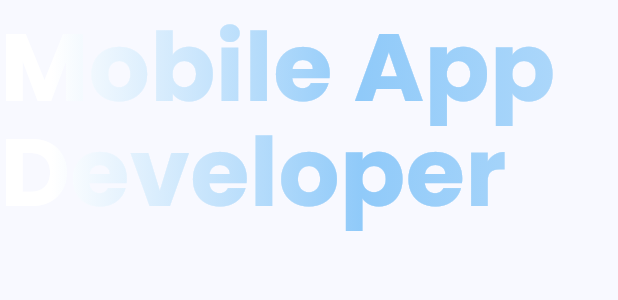
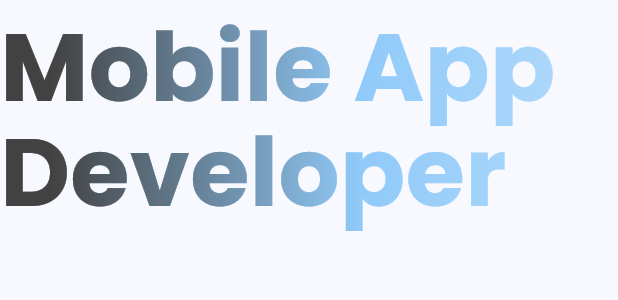
Before and after one commit to inogami-dev/inogami_webport, a Flutter app: the MyAnimatedText widget shown alone on an empty page, opened directly, on a phone screen of 412 x 824 dp. Shown: the top 300 px of the screen. Run offline on Flutter 3.47's test engine with Material 3 defaults, Android fonts, the phone set to English and light mode, and no system bars; our stand-ins replace hugeicons, image_picker.

Commit message:
fix: the text and other component colors can now adapt to the system's theme without visibility issue.

```diff
--- a/lib/core/widgets/animated_text.dart
+++ b/lib/core/widgets/animated_text.dart
@@ -39,12 +39,22 @@ class _MyAnimatedTextState extends State<MyAnimatedText>
 
   List<Color> get _effectiveColors {
     if (widget.colors != null) return widget.colors!;
+
+    if (Theme.of(context).brightness == Brightness.light) {
+      return [
+        Colors.grey.shade800,
+        Colors.blue.shade200,
+        Colors.blue.shade100,
+        Colors.grey.shade800,
+      ];
+    } else {
       return [
         Colors.white,
         Colors.blue.shade200,
         Colors.blue.shade100,
         Colors.white,
       ];
+    }
   }
 
   List<double> get _effectiveStops {
--- a/lib/features/home/presentation/sections/navbar/widgets/buttons.dart
+++ b/lib/features/home/presentation/sections/navbar/widgets/buttons.dart
@@ -110,7 +110,9 @@ class _MyNavbarButtonState extends State<MyNavbarButton> {
   Widget build(BuildContext context) {
     final myColorScheme = Theme.of(context).colorScheme;
 
-    final Color textColor = Colors.white;
+    final Color textColor = widget.isUsedAsCTAButton
+        ? Colors.white
+        : myColorScheme.onSurface;
     // widget.isUsedAsCTAButton
     //     ? Colors.white
     //     : (isHovered ? colorScheme.primary : colorScheme.onSurface);
--- a/lib/main.dart
+++ b/lib/main.dart
@@ -6,7 +6,7 @@ import 'package:my_portfolio/core/theme/theme.dart';
 import 'package:my_portfolio/features/home/presentation/whole_page.dart';
 
 void main() {
-  debugRepaintRainbowEnabled = true;
+  // debugRepaintRainbowEnabled = true;
   runApp(const MainApp());
 }
 
@@ -21,6 +21,7 @@ class MainApp extends StatelessWidget {
       debugShowCheckedModeBanner: false,
       theme: MyTheme.lightTheme,
       darkTheme: MyTheme.darkTheme,
+      themeMode: ThemeMode.system,
       home: Scaffold(
         body: Builder(
           builder: (context) {
```
Also changed, not shown: lib/features/home/presentation/sections/navbar/navbar.dart (+16 -7 lines), lib/features/home/presentation/whole_page.dart (+25 -1 lines). Lines whose indentation alone changed are shown as unchanged.
